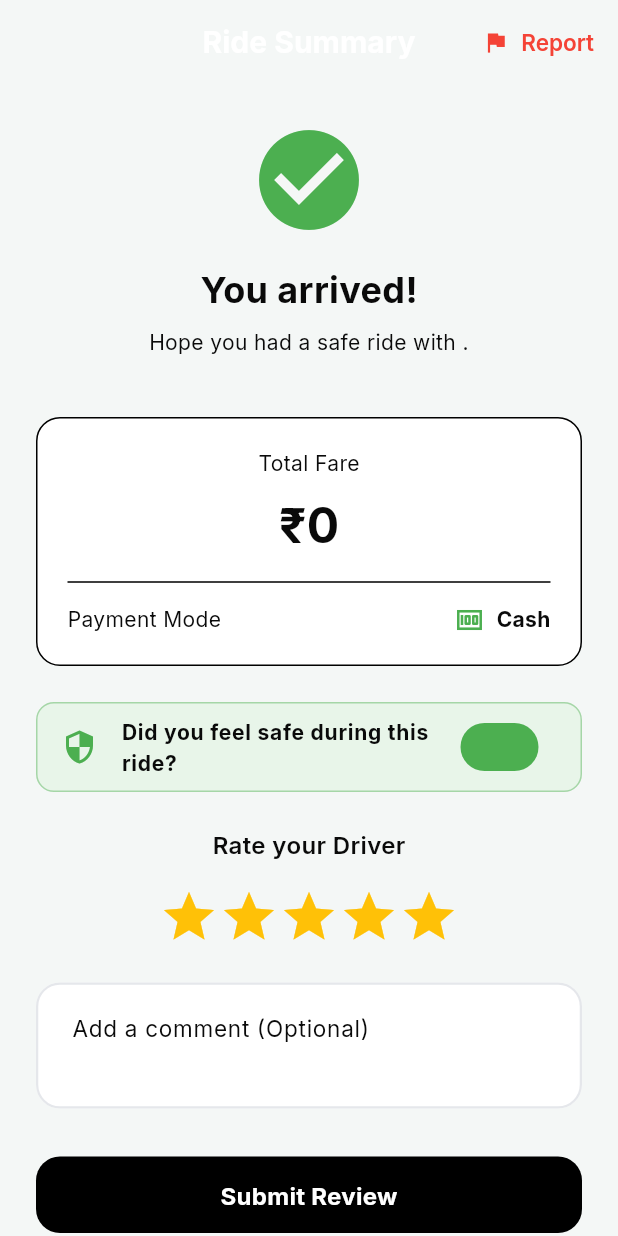
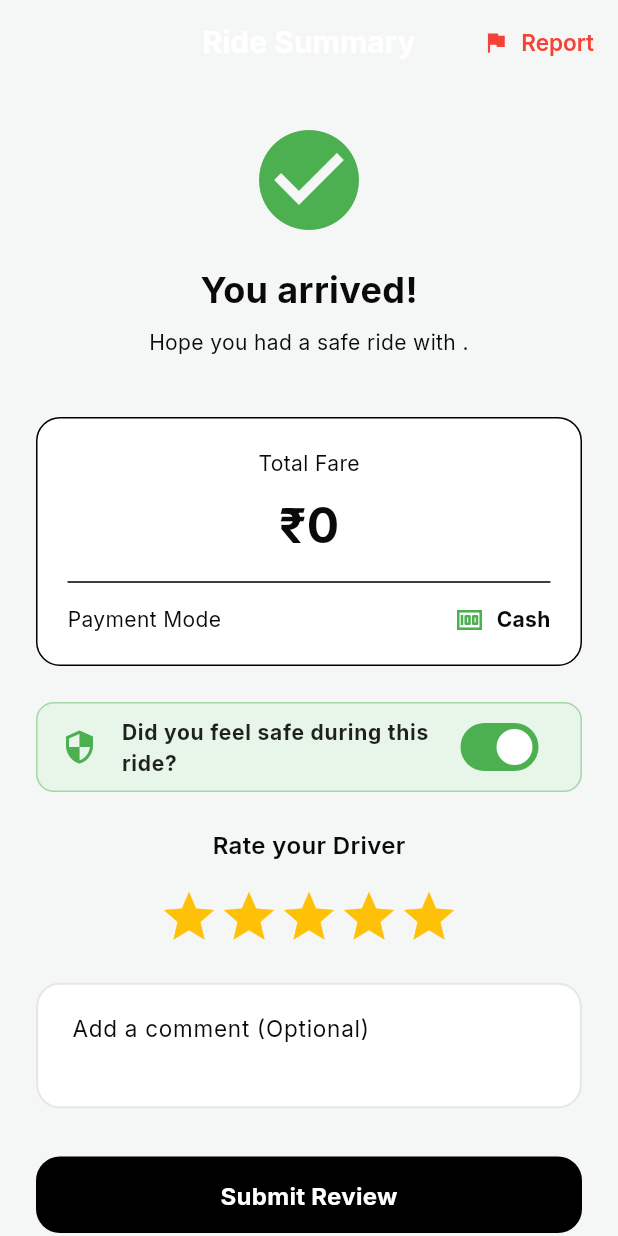
Before and after one commit to RURBOO/Rurboo-user-app, a Flutter app: the RideSummaryScreen screen opened directly with empty values, on a phone screen of 412 x 824 dp. Run offline on Flutter 3.47's test engine with Material 3 defaults, Android fonts, the light colour scheme and no system bars; drawn by our look-alikes of flutter_rating_bar; our stand-ins replace app_links, cloud_firestore, connectivity_plus, firebase_auth, firebase_core, firebase_crashlytics and 17 more; missing offline and left inert: firebase_app_check, flutter_polyline_points, geoflutterfire_plus, translator, tutorial_coach_mark; accounts and stored records are empty; project files that could hold a hidden picture were left out.

```diff
--- a/lib/core/theme/app_theme.dart
+++ b/lib/core/theme/app_theme.dart
@@ -156,8 +156,8 @@ class AppTheme {
         titleLarge: GoogleFonts.inter(fontSize: 18, fontWeight: FontWeight.w600, color: const Color(0xFFF1F1F1)),
         titleMedium: GoogleFonts.inter(fontSize: 16, fontWeight: FontWeight.w600, color: const Color(0xFFF1F1F1)),
         bodyLarge: GoogleFonts.inter(fontSize: 16, fontWeight: FontWeight.w400, color: const Color(0xFFF1F1F1)),
-        bodyMedium: GoogleFonts.inter(fontSize: 14, fontWeight: FontWeight.w400, color: const Color(0xFF9E9E9E)),
-        bodySmall: GoogleFonts.inter(fontSize: 12, fontWeight: FontWeight.w500, color: const Color(0xFF9E9E9E)),
+        bodyMedium: GoogleFonts.inter(fontSize: 14, fontWeight: FontWeight.w400, color: const Color(0xFFE1E1E1)),
+        bodySmall: GoogleFonts.inter(fontSize: 12, fontWeight: FontWeight.w500, color: const Color(0xFFD1D1D1)),
         labelLarge: GoogleFonts.inter(fontSize: 14, fontWeight: FontWeight.w600, letterSpacing: 0.5, color: const Color(0xFFF1F1F1)),
       ),
 
--- a/lib/features/ride/views/ride_summary_screen.dart
+++ b/lib/features/ride/views/ride_summary_screen.dart
@@ -350,17 +350,30 @@ class _RideSummaryScreenState extends State<RideSummaryScreen> {
               // Safety Question
               Container(
                 decoration: BoxDecoration(
-                   color: _feltSafe ? Colors.green[50] : Colors.red[50],
+                   color: _feltSafe
+                       ? (Theme.of(context).brightness == Brightness.dark ? Colors.green.withValues(alpha: 0.1) : Colors.green[50])
+                       : (Theme.of(context).brightness == Brightness.dark ? Colors.red.withValues(alpha: 0.1) : Colors.red[50]),
                    borderRadius: BorderRadius.circular(12),
-                   border: Border.all(color: _feltSafe ? Colors.green.shade200 : Colors.red.shade200),
+                   border: Border.all(
+                     color: _feltSafe
+                        ? (Theme.of(context).brightness == Brightness.dark ? Colors.green.withValues(alpha: 0.5) : Colors.green.shade200)
+                        : (Theme.of(context).brightness == Brightness.dark ? Colors.red.withValues(alpha: 0.5) : Colors.red.shade200)
+                   ),
                 ),
                 child: SwitchListTile(
-                   title: Text(lang.getText('safe_ride_question'), style: const TextStyle(fontWeight: FontWeight.bold, fontSize: 14)),
+                   title: Text(
+                     lang.getText('safe_ride_question'),
+                     style: TextStyle(
+                       fontWeight: FontWeight.bold,
+                       fontSize: 14,
+                       color: Theme.of(context).brightness == Brightness.dark ? Colors.white : Colors.black87,
+                     )
+                   ),
                    value: _feltSafe,
                    activeTrackColor: Colors.green,
-                   activeThumbColor: Colors.green,
-                   inactiveThumbColor: Colors.red,
-                   inactiveTrackColor: Colors.red[200],
+                   activeThumbColor: Colors.white,
+                   inactiveThumbColor: Colors.white,
+                   inactiveTrackColor: Colors.red.withValues(alpha: 0.5),
                    onChanged: (val) {
                       setState(() => _feltSafe = val);
                       if (!val) {
```
Also changed, not shown: lib/features/auth/views/phone_input_screen.dart (+15 -11 lines), lib/features/history/views/history_screen.dart (+14 -6 lines), lib/features/language/views/language_selection_screen.dart (+7 -6 lines), lib/features/profile/views/profile_screen.dart (+6 -2 lines), lib/features/ride/views/ride_booked_screen.dart (+17 -8 lines), lib/features/ride/views/ride_selection_screen.dart (+51 -27 lines), lib/features/safety/views/safety_dashboard_screen.dart (+6 -5 lines).
